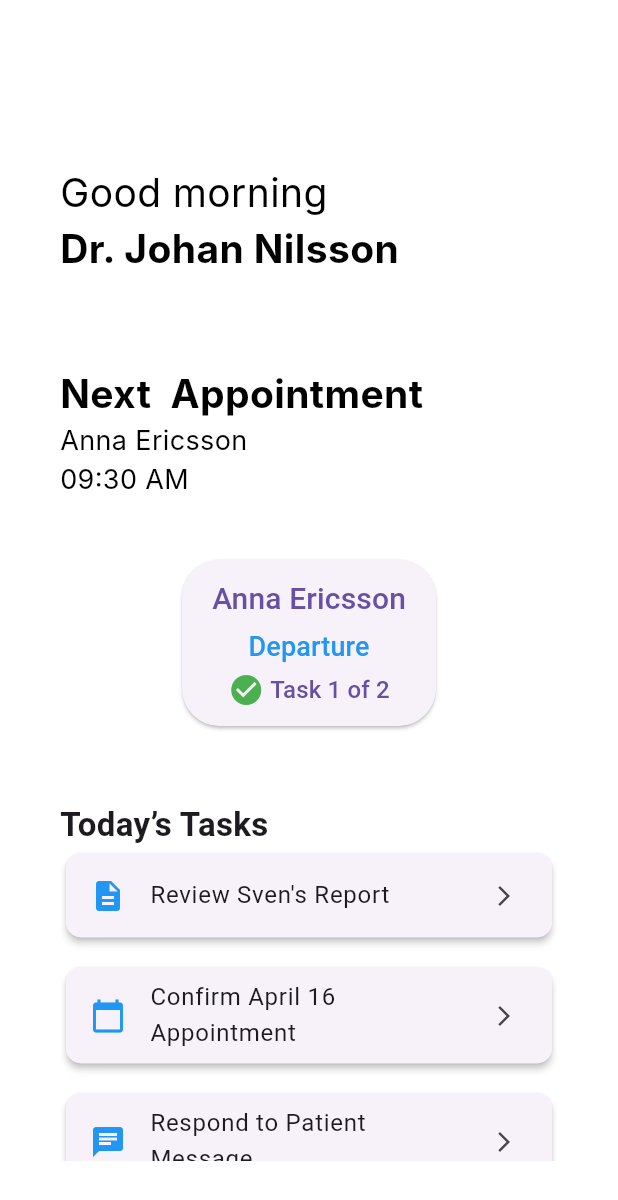
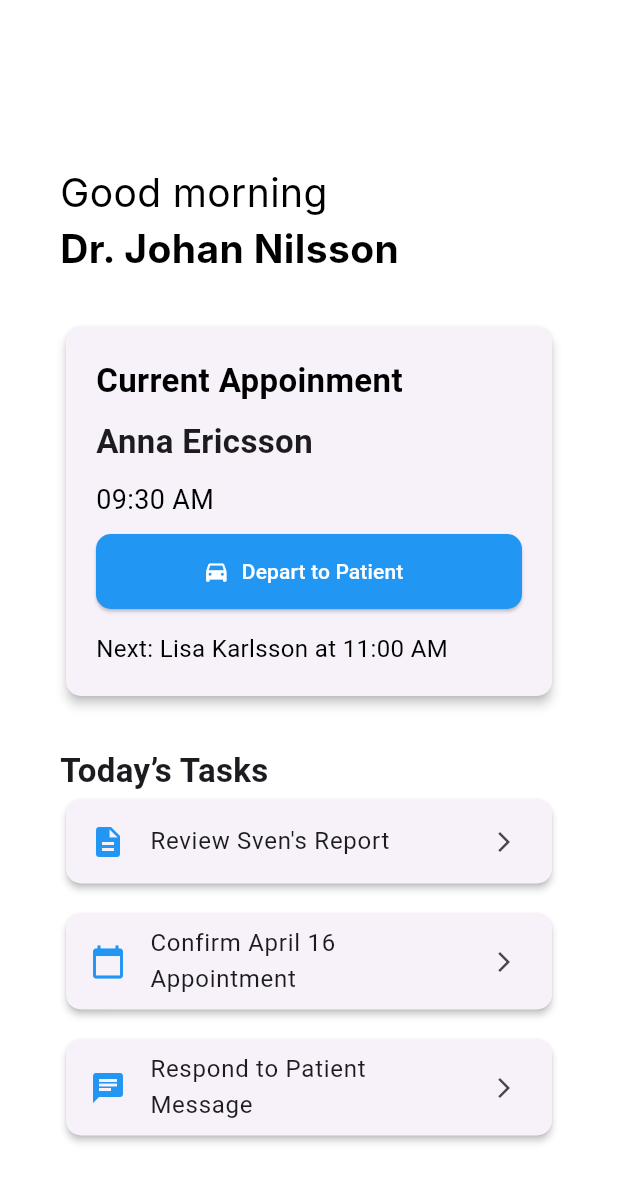
Before and after one commit to JonatanLindh/MediCall, a Flutter app: the DoctorHomeScreenContent screen opened directly, on a phone screen of 412 x 824 dp. Shown: the top 1200 px of the screen. Run offline on Flutter 3.47's test engine with Material 3 defaults, Android fonts, the phone set to English and light mode, and no system bars; our stand-ins replace bloc, equatable, flutter_bloc, flutter_hooks, geolocator, go_router; missing offline and left inert: flutter_webrtc, livekit_client; Roboto replaces fonts that are missing (Inter).

Commit message:
feat: modif UI of doctor home screen

```diff
--- a/app/lib/screens/doctor/home/view/doctor_home_screen.dart
+++ b/app/lib/screens/doctor/home/view/doctor_home_screen.dart
@@ -31,10 +31,10 @@ class DoctorHomeScreenContent extends StatelessWidget {
       r.assignedDoctorId == doctorName && !r.completed).toList();
 
     // Pick the first assigned task, or null if none
-    final currentTask = assignedTasks.isNotEmpty ? assignedTasks[0]:null;
+    //final currentTask = assignedTasks.isNotEmpty ? assignedTasks[0]:null;
 
-    final nextPatientName = currentTask?.name ?? 'No assigned patient';
-    final nextAppointmentTime = currentTask?.time ?? 'No appointment';
+    //final nextPatientName = currentTask?.name ?? 'No assigned patient';
+    //final nextAppointmentTime = currentTask?.time ?? 'No appointment';
     final tasks = [
       {'icon': Icons.description, 'text': "Review Sven's Report"},
       {'icon': Icons.calendar_today, 'text': 'Confirm April 16 Appointment'},
@@ -59,11 +59,9 @@ class DoctorHomeScreenContent extends StatelessWidget {
               doctorName,
               style: theme.textTheme.headlineMedium,
             ),
-            const SizedBox(height: 60),
-            Text('Next  Appointment', style: theme.textTheme.headlineMedium),
-            Text(nextPatientName, style: theme.textTheme.bodyLarge),
-            Text(nextAppointmentTime, style: theme.textTheme.bodyLarge),
-            const SizedBox(height: 40),
+
+
+            const SizedBox(height: 30),
             Center(
                 child: AssignedTaskStatusButton(
                   currentDoctorId: 'Dr. Johan Nilsson',// Replace with actual doctor ID
@@ -77,7 +75,11 @@ class DoctorHomeScreenContent extends StatelessWidget {
                 ),
               //),
             ),
-            const SizedBox(height: 50),
+            //const SizedBox(height: 40),
+            //Text('Next  Appointment: \n${nextPatientName} ${nextAppointmentTime}', style: theme.textTheme.bodyLarge),
+            //Text(nextPatientName, style: theme.textTheme.bodyLarge),
+            //Text(nextAppointmentTime, style: theme.textTheme.bodyLarge),
+            const SizedBox(height: 30),
             const Text(
               'Today’s Tasks',
               style: TextStyle(fontSize: 22, fontWeight: FontWeight.bold),
--- a/app/lib/screens/doctor/home/view/task_status_button.dart
+++ b/app/lib/screens/doctor/home/view/task_status_button.dart
@@ -24,66 +24,93 @@ class _AssignedTaskStatusButtonState extends State<AssignedTaskStatusButton> {
 
   @override
   Widget build(BuildContext context) {
-    // Get all assigned but not completed tasks for the current doctor from Cubit state
   final state = context.watch<DoctorReportsCubit>().state;
+
   final assignedTasks = state.reports
-        .where(
-          (r) => r.assignedDoctorId == widget.currentDoctorId && !r.completed,
-        )
+      .where((r) => r.assignedDoctorId == widget.currentDoctorId && !r.completed)
       .toList();
 
-    _initialTaskCount ??= assignedTasks.length; // Store the initial task count
-    // If no assigned tasks, show a message
+  _initialTaskCount ??= assignedTasks.length;
+  final nexttask=assignedTasks.length > 1 ? assignedTasks[1] : null;
+  final nextPatientName = nexttask?.name ?? null;
+  final nextAppointmentTime = nexttask?.time ?? null;
   if (assignedTasks.isEmpty) {
     return const Center(
       child: Column(
         mainAxisSize: MainAxisSize.min,
         children: [
+          SizedBox(height: 50),
           Row(
+
             mainAxisSize: MainAxisSize.min,
+
             children: [
               Icon(Icons.emoji_events, color: Colors.green, size: 24),
-                SizedBox(width: 04),
-                Text(
-                  'All tasks completed.',
-                  style: TextStyle(fontSize: 18),
-                ),
+              SizedBox(width: 8),
+              Text('All tasks completed.', style: TextStyle(fontSize: 18)),
             ],
           ),
           SizedBox(height: 8),
-            Text(
-              'Great work!',
-              style: TextStyle(fontSize: 18),
-            ),
+          Text('Great work!', style: TextStyle(fontSize: 18)),
+          SizedBox(height: 30),
         ],
       ),
     );
   }
 
-    // Prevent index out of range
   if (_currentTaskIndex >= assignedTasks.length) {
     _currentTaskIndex = 0;
     _statusStep = TaskStatusStep.departure;
   }
 
   final currentTask = assignedTasks[_currentTaskIndex];
-    final taskLength = assignedTasks.length;
   _statusStep = currentTask.statusStep;
 
-    // Map current status step to display text
   String statusText;
+  IconData actionIcon;
   switch (_statusStep) {
     case TaskStatusStep.departure:
-        statusText = 'Departure';
+      statusText = 'Depart to Patient';
+      actionIcon = Icons.directions_car;
+      break;
     case TaskStatusStep.arrival:
-        statusText = 'Arrival';
+      statusText = 'Mark Arrival';
+      actionIcon = Icons.location_on;
+      break;
     case TaskStatusStep.complete:
-        statusText = 'Complete';
+      statusText = 'Complete Visit';
+      actionIcon = Icons.check_circle;
       break;
+    default:
       throw UnimplementedError();
   }
 
-    return ElevatedButton(
+  return Card(
+    elevation: 3,
+    shape: RoundedRectangleBorder(borderRadius: BorderRadius.circular(10)),
+    //margin: const EdgeInsets.all(16),
+    child: Padding(
+      padding: const EdgeInsets.all(20),
+      child: Column(
+        mainAxisSize: MainAxisSize.min,
+        crossAxisAlignment: CrossAxisAlignment.start,
+        children: [
+          const Text('Current Appoinment', style: TextStyle(fontSize: 22, color: Colors.black, fontWeight: FontWeight.bold),),
+          const SizedBox(height: 10),
+          Text(currentTask.name, style: const TextStyle(fontSize: 22, fontWeight: FontWeight.bold)),
+          const SizedBox(height: 10),
+          Text(currentTask.time, style: const TextStyle(fontSize: 18, color: Colors.black)),
+          const SizedBox(height: 10),
+
+          ElevatedButton.icon(
+            icon: Icon(actionIcon),
+            label: Text(statusText),
+            style: ElevatedButton.styleFrom(
+              backgroundColor: Colors.blue,
+              foregroundColor: Colors.white,
+              minimumSize: const Size.fromHeight(50),
+              shape: RoundedRectangleBorder(borderRadius: BorderRadius.circular(10)),
+            ),
             onPressed: () {
               setState(() {
                 final oldStatusStep = _statusStep;
@@ -93,65 +120,38 @@ class _AssignedTaskStatusButtonState extends State<AssignedTaskStatusButton> {
                 } else if (_statusStep == TaskStatusStep.arrival) {
                   _statusStep = TaskStatusStep.complete;
                 } else if (_statusStep == TaskStatusStep.complete) {
-            // Mark current task as completed and update Cubit state
-            context
-                .read<DoctorReportsCubit>()
-                .setCompleted(id: currentTask.id, value: true);
-
-            // Call external callback (if any)
+                  context.read<DoctorReportsCubit>().setCompleted(id: currentTask.id, value: true);
                   widget.onStatusChanged?.call(currentTask.id, _statusStep);
-
-            // Move to the next task
                   _currentTaskIndex++;
-
-            // If all tasks are done, reset to first task and initial status
-            if (_currentTaskIndex >= assignedTasks.length) {
-              _currentTaskIndex = 0;
-              _statusStep = TaskStatusStep.departure;
-            } else {
-              _statusStep = TaskStatusStep.departure;
-            }
+                  _statusStep = _currentTaskIndex >= assignedTasks.length
+                      ? TaskStatusStep.departure
+                      : TaskStatusStep.departure;
                   return;
                 }
+
                 context.read<DoctorReportsCubit>().setStatusStep(
                       id: currentTask.id,
                       oldStatus: oldStatusStep,
                       status: _statusStep,
                     );
-
-          // Trigger callback on every status change
                 widget.onStatusChanged?.call(currentTask.id, _statusStep);
               });
             },
-      style: ElevatedButton.styleFrom(
-        padding: const EdgeInsets.symmetric(vertical: 12, horizontal: 20),
-        shape: RoundedRectangleBorder(
-          borderRadius: BorderRadius.circular(25),
           ),
-      ),
-      child: Column(
-        mainAxisSize: MainAxisSize.min,
-        children: [
-          Text(currentTask.name, style: const TextStyle(fontSize: 20)),
-          const SizedBox(height: 4),
-          Text(
-            statusText,
-            style: const TextStyle(fontSize: 18, color: Colors.blue),
-          ),
-          const SizedBox(height: 4),
-          Row(
-            mainAxisSize: MainAxisSize.min,
-            children: [
-              const Icon(Icons.check_circle, color: Colors.green, size: 24),
-              const SizedBox(width: 4),
-              Text(
-                'Task ${_initialTaskCount! - assignedTasks.length + 1} of $_initialTaskCount',
-                style: const TextStyle(fontSize: 16),
-              ),
+          const SizedBox(height: 15),
+          if(nexttask != null)
+            Text('Next: $nextPatientName at $nextAppointmentTime', style: const TextStyle(fontSize: 16, color: Colors.black))
+          else
+            Text('No more tasks for today', style: TextStyle(fontSize: 16, color: Colors.black)),
+          //Text(
+          //  'Task ${_initialTaskCount! - assignedTasks.length + 1} of $_initialTaskCount',
+          //  style: const TextStyle(fontSize: 16, color: Colors.black),
+          //),
+
         ],
       ),
-        ],
     ),
   );
 }
+
 }
```
Lines whose indentation alone changed are shown as unchanged.
